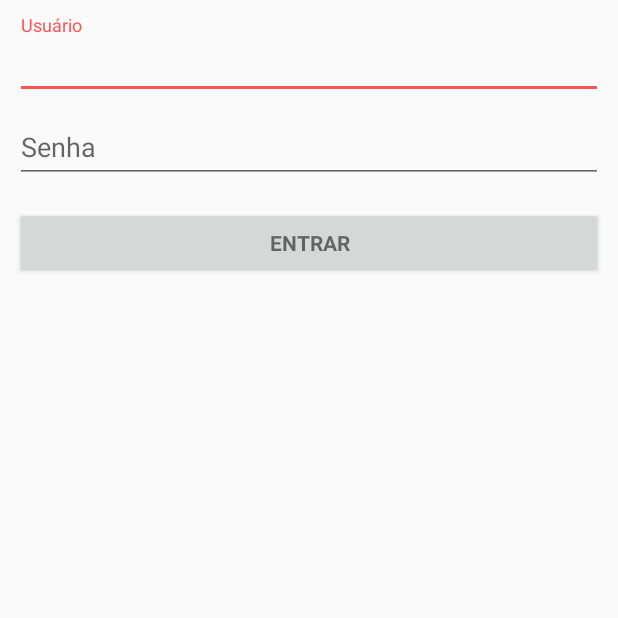
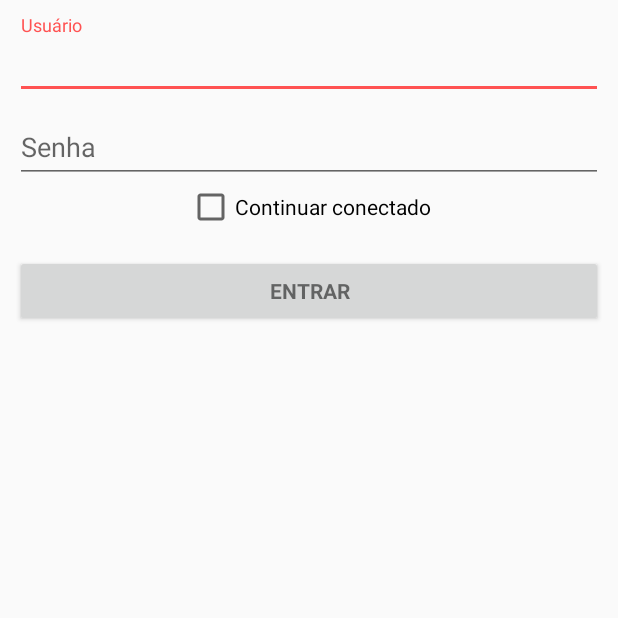
Before and after one commit to pablobedoya/CampusTeca, an Android app: the screen it shows after launch (LoginActivity), on a phone screen of 412 x 824 dp, the top half of it. Run offline under Robolectric (Android 15) with nearby library versions, the phone set to English and light mode, and no system bars.

Commit message:
Adding 'stay signed in' checkbox #3

```diff
--- a/app/src/main/res/layout/activity_login.xml
+++ b/app/src/main/res/layout/activity_login.xml
@@ -63,6 +63,14 @@
 
             </android.support.design.widget.TextInputLayout>
 
+            <CheckBox
+                android:layout_width="wrap_content"
+                android:layout_height="wrap_content"
+                android:text="@string/stay_signed_in"
+                android:id="@+id/checkBox"
+                android:checked="false"
+                android:layout_gravity="center_horizontal" />
+
             <Button
                 android:id="@+id/nickname_sign_in_button"
                 style="?android:textAppearanceSmall"
--- a/app/src/main/res/values/strings.xml
+++ b/app/src/main/res/values/strings.xml
@@ -19,4 +19,5 @@
     <string name="error_invalid_password">Senha inválida</string>
     <string name="error_incorrect_password">Senha incorreta</string>
     <string name="error_field_required">Campo obrigatório</string>
+    <string name="stay_signed_in">Continuar conectado</string>
 </resources>
```
